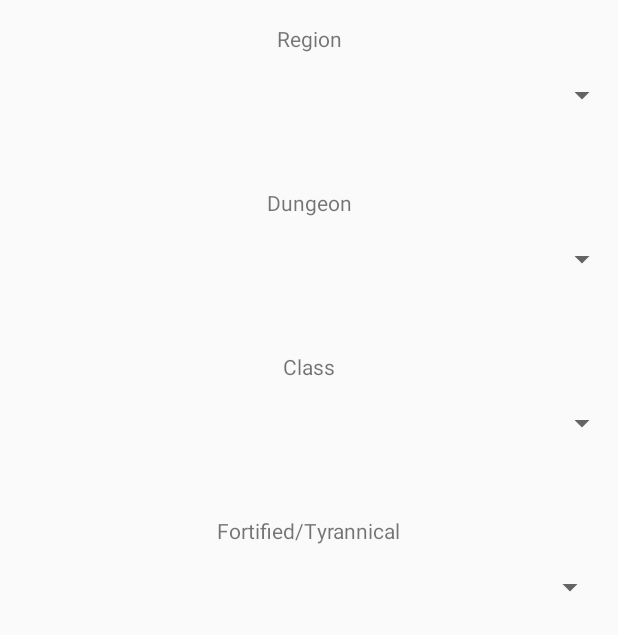
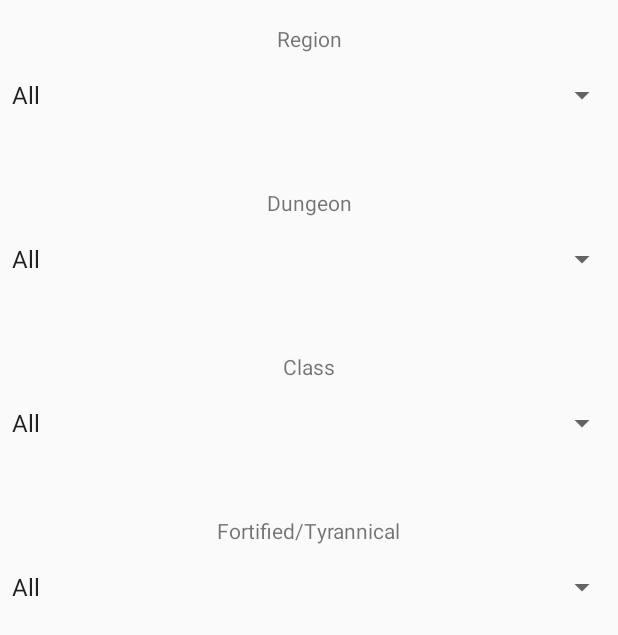
Before and after one commit to Tsorensen91/WowDungeonLadder, an Android app: the NewSearchActivity screen opened directly, with no data from a screen before it, on a phone screen of 412 x 824 dp. Shown: the top 635 px of the screen. Run offline under Robolectric (Android 15) with nearby library versions, the phone set to English and light mode, and no system bars.

Commit message:
made spinners work in search filter tab

```diff
--- a/app/src/main/java/com/co5225/j41564/MainActivity.kt
+++ b/app/src/main/java/com/co5225/j41564/MainActivity.kt
@@ -1,10 +1,12 @@
 package com.co5225.j41564
 
+import android.content.Intent
 import android.support.v7.app.AppCompatActivity
 import android.os.Bundle
 import android.support.v7.widget.LinearLayoutManager
 import android.support.v7.widget.RecyclerView
 import android.view.Menu
+import android.view.MenuItem
 import kotlinx.android.synthetic.main.activity_main.*
 import org.json.JSONObject
 import java.io.IOException
@@ -31,6 +33,11 @@ class MainActivity : AppCompatActivity() {
     override fun onCreateOptionsMenu(menu: Menu?): Boolean {
         menuInflater.inflate(R.menu.menu_main,menu)
         return super.onCreateOptionsMenu(menu)
+    }
+
+    override fun onOptionsItemSelected(item: MenuItem?): Boolean {
+        newSearch()
+        return super.onOptionsItemSelected(item)
     }
 
     fun addRun (run : DungeonRun) {
@@ -77,6 +84,15 @@ class MainActivity : AppCompatActivity() {
         thread.start()
     }
 
+    fun buttonOnClick(){
+        newSearch()
+    }
+
+    private fun newSearch() {
+        val intent = Intent(this,NewSearchActivity::class.java)
+        startActivityForResult(intent,0)
+    }
+
 
 
 }
--- a/app/src/main/java/com/co5225/j41564/NewSearchActivity.kt
+++ b/app/src/main/java/com/co5225/j41564/NewSearchActivity.kt
@@ -2,28 +2,71 @@ package com.co5225.j41564
 
 import android.support.v7.app.AppCompatActivity
 import android.os.Bundle
+import android.view.View
+import android.widget.AdapterView
 import android.widget.ArrayAdapter
 import android.widget.Spinner
+import kotlinx.android.synthetic.main.activity_new_search.*
 
 class NewSearchActivity : AppCompatActivity() {
+
+    lateinit var adapter: ArrayAdapter<CharSequence>
+    var list = mutableListOf<String>()
 
     override fun onCreate(savedInstanceState: Bundle?) {
         super.onCreate(savedInstanceState)
         setContentView(R.layout.activity_new_search)
-    }
+        val regionSpinner : Spinner = findViewById(R.id.regionSpinner)
+        val dungeonSpinner : Spinner = findViewById(R.id.dungeonSpinner)
+        val classSpinner : Spinner = findViewById(R.id.classSpinner)
+        val affixSpinner : Spinner = findViewById(R.id.affixSpinner)
+        adapter = ArrayAdapter.createFromResource(this,R.array.region_array,android.R.layout.simple_spinner_item)
+        adapter.setDropDownViewResource(android.R.layout.simple_spinner_dropdown_item)
+        regionSpinner.adapter = adapter
+        regionSpinner.onItemSelectedListener = object : AdapterView.OnItemSelectedListener{
+            override fun onNothingSelected(parent: AdapterView<*>?) {
 
-    init {
-        val spinner: Spinner = findViewById(R.id.regionSpinner)
+            }
 
-        ArrayAdapter.createFromResource(
-            this,
-            R.array.region_array,
-            android.R.layout.simple_spinner_item
-        ).also { adapter ->
-            adapter.setDropDownViewResource(android.R.layout.simple_spinner_dropdown_item)
-            spinner.adapter = adapter
+            override fun onItemSelected(parent: AdapterView<*>?, view: View?, position: Int, id: Long) {
+                val selectedItem = parent?.getItemAtPosition(position).toString()
+            }
+        }
+        adapter = ArrayAdapter.createFromResource(this,R.array.dungeon_array,android.R.layout.simple_spinner_item)
+        dungeonSpinner.adapter = adapter
+        dungeonSpinner.onItemSelectedListener = object : AdapterView.OnItemSelectedListener{
+            override fun onNothingSelected(parent: AdapterView<*>?) {
+
+            }
+
+            override fun onItemSelected(parent: AdapterView<*>?, view: View?, position: Int, id: Long) {
+                val selectedItem = parent?.getItemAtPosition(position).toString()
+            }
         }
 
+        adapter = ArrayAdapter.createFromResource(this,R.array.class_array,android.R.layout.simple_spinner_item)
+        classSpinner.adapter = adapter
+        classSpinner.onItemSelectedListener = object : AdapterView.OnItemSelectedListener{
+            override fun onNothingSelected(parent: AdapterView<*>?) {
+
+            }
+
+            override fun onItemSelected(parent: AdapterView<*>?, view: View?, position: Int, id: Long) {
+                val selectedItem = parent?.getItemAtPosition(position).toString()
+            }
+        }
+
+        adapter = ArrayAdapter.createFromResource(this,R.array.affix_array,android.R.layout.simple_spinner_item)
+        affixSpinner.adapter = adapter
+        affixSpinner.onItemSelectedListener = object : AdapterView.OnItemSelectedListener{
+            override fun onNothingSelected(parent: AdapterView<*>?) {
+
+            }
+
+            override fun onItemSelected(parent: AdapterView<*>?, view: View?, position: Int, id: Long) {
+                val selectedItem = parent?.getItemAtPosition(position).toString()
+            }
+        }
     }
 
 
--- a/app/src/main/java/com/co5225/j41564/RecyclerAdapter.kt
+++ b/app/src/main/java/com/co5225/j41564/RecyclerAdapter.kt
@@ -34,7 +34,6 @@ class RecyclerAdapter: RecyclerView.Adapter<RecyclerAdapter.ViewHolder> (){
     fun addRun (run : DungeonRun) {
             list.add(run)
             notifyItemInserted(list.lastIndex)
-
     }
 
 
--- /dev/null
+++ b/app/src/main/res/drawable/ic_search_black_24dp.xml
@@ -0,0 +1,9 @@
+<vector xmlns:android="http://schemas.android.com/apk/res/android"
+        android:width="24dp"
+        android:height="24dp"
+        android:viewportWidth="24.0"
+        android:viewportHeight="24.0">
+    <path
+        android:fillColor="#FF000000"
+        android:pathData="M15.5,14h-0.79l-0.28,-0.27C15.41,12.59 16,11.11 16,9.5 16,5.91 13.09,3 9.5,3S3,5.91 3,9.5 5.91,16 9.5,16c1.61,0 3.09,-0.59 4.23,-1.57l0.27,0.28v0.79l5,4.99L20.49,19l-4.99,-5zM9.5,14C7.01,14 5,11.99 5,9.5S7.01,5 9.5,5 14,7.01 14,9.5 11.99,14 9.5,14z"/>
+</vector>
--- a/app/src/main/res/layout/activity_new_search.xml
+++ b/app/src/main/res/layout/activity_new_search.xml
@@ -53,7 +53,7 @@
             app:layout_constraintTop_toBottomOf="@id/classSpinner"
             />
     <Spinner
-            android:layout_width="395dp"
+            android:layout_width="match_parent"
             android:layout_height="wrap_content"
             app:layout_constraintStart_toStartOf="parent" app:layout_constraintEnd_toEndOf="parent"
             android:id="@+id/affixSpinner" app:layout_constraintTop_toBottomOf="@id/Affix" android:layout_marginTop="16dp"/>
--- a/app/src/main/res/menu/menu_main.xml
+++ b/app/src/main/res/menu/menu_main.xml
@@ -1,8 +1,9 @@
 <?xml version="1.0" encoding="utf-8"?>
-<menu xmlns:app="http://schemas.android.com/apk/res-auto" xmlns:android="http://schemas.android.com/apk/res/android">
+<menu xmlns:tools="http://schemas.android.com/tools" xmlns:app="http://schemas.android.com/apk/res-auto" xmlns:android="http://schemas.android.com/apk/res/android">
 
-    <item android:id = "@+id/menu_search"
-          android:title="@string/search_dungeon_runs"
+    <item android:id="@+id/menu_search"
+          android:title="@string/search"
+          android:icon="@drawable/ic_search_black_24dp"
           app:showAsAction="ifRoom|withText"
     />
 </menu>
--- a/app/src/main/res/values/strings.xml
+++ b/app/src/main/res/values/strings.xml
@@ -1,11 +1,47 @@
 <resources>
     <string name="app_name">WoW Dungeon Ladder</string>
-    <string name="search_dungeon_runs">Search Dungeon Runs</string>
+    <string name="search">Search</string>
     <string-array name="region_array">
-        <item>world</item>
-        <item>eu</item>
-        <item>us</item>
-        <item>kr</item>
-        <item>tw</item>
+        <item>All</item>
+        <item>EU</item>
+        <item>US</item>
+        <item>KR</item>
+        <item>TW</item>
+    </string-array>
+
+    <string-array name="dungeon_array">
+        <item>All</item>
+        <item>AtalDazar</item>
+        <item>Freehold</item>
+        <item>Kings Rest</item>
+        <item>Shrine of the Storm</item>
+        <item>Siege of Boralus</item>
+        <item>Temple of Sethraliss</item>
+        <item>The Motherlode!!</item>
+        <item>The Underrot</item>
+        <item>Tol Dagor</item>
+        <item>Waycrest Manor</item>
+    </string-array>
+
+    <string-array name="class_array">
+        <item>All</item>
+        <item>Death Knight</item>
+        <item>Demon Hunter</item>
+        <item>Druid</item>
+        <item>Hunter</item>
+        <item>Mage</item>
+        <item>Monk</item>
+        <item>Paladin</item>
+        <item>Priest</item>
+        <item>Rogue</item>
+        <item>Shaman</item>
+        <item>Warlock</item>
+        <item>Warrior</item>
+    </string-array>
+
+    <string-array name="affix_array">
+        <item>All</item>
+        <item>Fortified</item>
+        <item>Tyrannical</item>
     </string-array>
 </resources>
```
